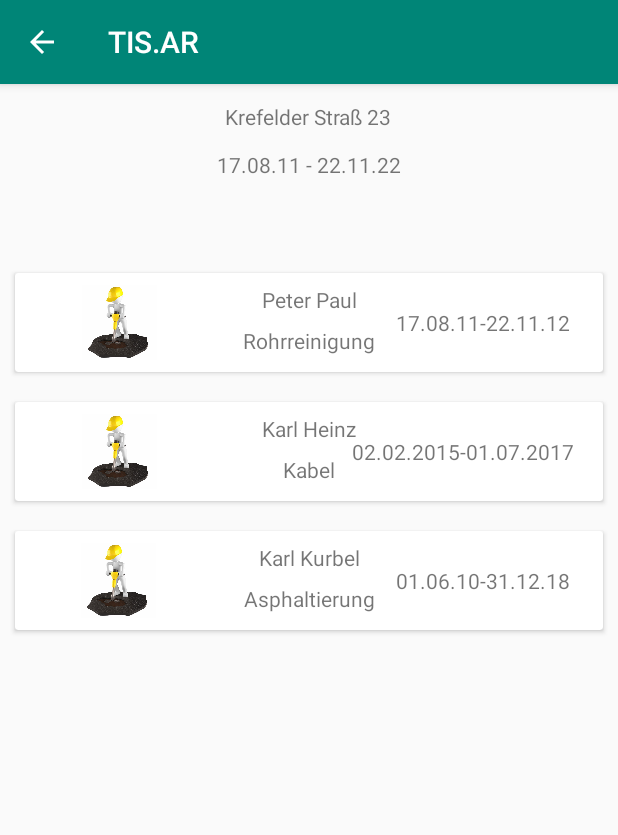
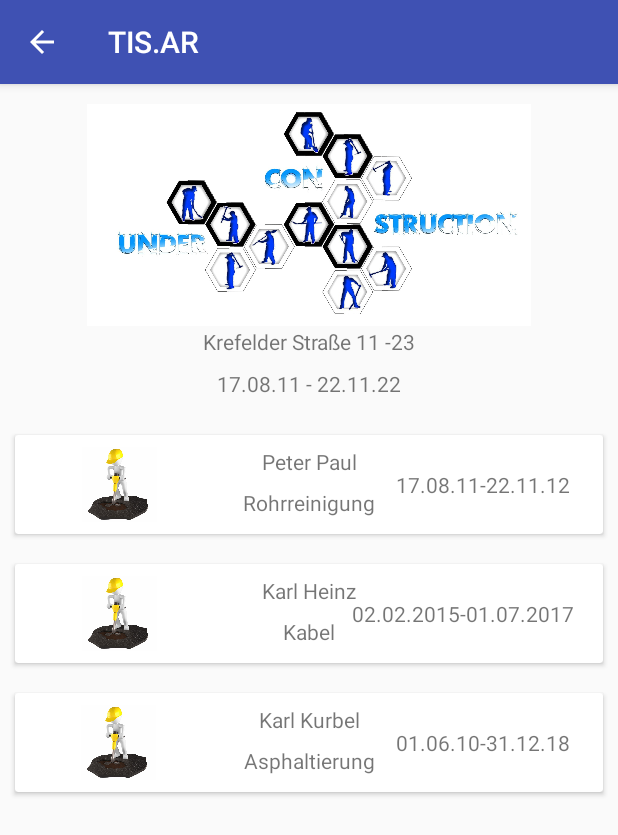
Before and after one commit to felixfuchs17/tis.ar, an Android app: the TimeLineActivity screen opened directly, with no data from a screen before it, on a phone screen of 412 x 824 dp. Shown: the top 835 px of the screen. Run offline under Robolectric (Android 15) with nearby library versions, the phone set to English and light mode, and no system bars; our stand-ins replace Firebase (no records; nobody signed in at launch, a user with empty details on screens opened directly).

Commit message:
Merge branch 'nh' of https://github.com/jhellenkamp/tis.ar into pb
# Conflicts:
#	app/src/main/res/layout/recyclerview_item_row.xml

```diff
--- a/app/src/main/res/layout/activity_time_line.xml
+++ b/app/src/main/res/layout/activity_time_line.xml
@@ -8,30 +8,36 @@
             android:layout_height="match_parent" app:layout_constraintBottom_toBottomOf="parent"
             tools:layout_editor_absoluteX="0dp">
         <LinearLayout
-                android:layout_width="318dp"
-                android:layout_height="72dp" android:layout_alignParentTop="true"
+                android:layout_width="297dp"
+                android:layout_height="209dp" android:layout_alignParentTop="true"
                 android:layout_marginTop="12dp" android:layout_centerHorizontal="true"
         >
-            <TextView android:layout_width="match_parent" android:layout_height="32dp"
-                      android:text="Krefelder Straß 23" android:textAlignment="center"/>
+            <TextView android:layout_width="match_parent" android:layout_height="30dp"
+                      android:text="Krefelder Straße 11 -23" android:textAlignment="center"
+                      android:layout_marginTop="150dp"/>
         </LinearLayout>
 
         <android.support.v7.widget.RecyclerView
                 android:id="@+id/recyclerView"
                 android:layout_width="match_parent"
-                android:layout_height="395dp"
+                android:layout_height="287dp"
                 android:layout_alignParentStart="true"
                 android:layout_alignParentTop="true"
-                android:layout_marginTop="116dp"
+                android:layout_marginTop="224dp"
                 android:scrollbars="vertical" android:layout_marginStart="0dp"/>
         <TextView
                 android:text="17.08.11 - 22.11.22"
-                android:layout_width="290dp"
-                android:layout_height="wrap_content"
+                android:layout_width="wrap_content"
+                android:layout_height="29dp"
                 android:id="@+id/textView6"
-                android:layout_marginTop="44dp" android:layout_alignParentEnd="true" android:layout_marginEnd="47dp"
+                android:layout_marginTop="190dp" android:layout_alignParentEnd="true" android:layout_marginEnd="47dp"
                 android:layout_alignParentStart="true" android:layout_marginStart="47dp"
                 android:layout_marginBottom="9dp" android:textAlignment="center"/>
+        <ImageView
+                android:layout_width="match_parent"
+                android:layout_height="148dp" app:srcCompat="@drawable/baustelle"
+                android:layout_alignParentStart="true" android:layout_marginStart="0dp"
+                android:layout_alignParentTop="true" android:id="@+id/imageView" android:layout_marginTop="13dp"/>
 
     </RelativeLayout>
 
--- a/app/src/main/res/values/colors.xml
+++ b/app/src/main/res/values/colors.xml
@@ -1,7 +1,7 @@
 <?xml version="1.0" encoding="utf-8"?>
 <resources>
-    <color name="colorPrimary">#008577</color>
-    <color name="colorPrimaryDark">#00574B</color>
+    <color name="colorPrimary">#3f51b3</color>
+    <color name="colorPrimaryDark">#3f51b3</color>
     <color name="colorAccent">#D81B60</color>
     <color name="White">#50000000</color>
 </resources>
```
Also changed, not shown: app/src/main/res/drawable/baustelle.jpg (added), app/src/main/res/drawable/logo.jpg (added).
